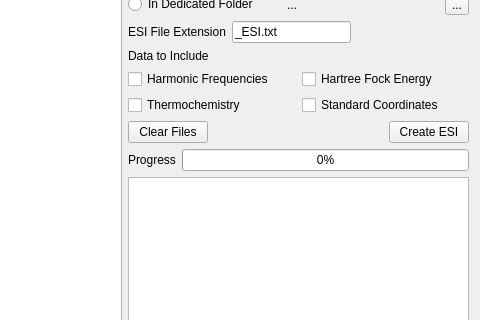
First picture: the form in Geac/geac.ui, repository LaTruelle/Geac, before the edit; both pictures show x 231 to 711 and y 91 to 411 of the 711 by 553 pixel window.
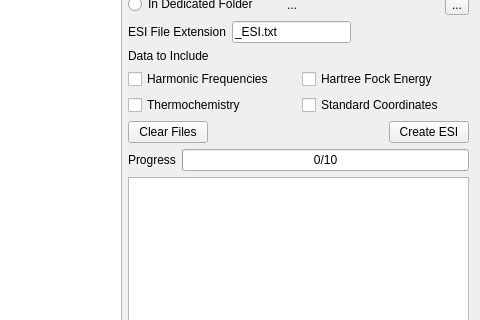
Second picture: the form after the edit. Icons and pictures are not drawn.

```diff
--- a/Geac/geac.ui
+++ b/Geac/geac.ui
@@ -182,9 +182,15 @@
             <property name="enabled">
              <bool>true</bool>
             </property>
+            <property name="maximum">
+             <number>10</number>
+            </property>
             <property name="value">
              <number>0</number>
             </property>
+            <property name="format">
+             <string>%v/%m</string>
+            </property>
            </widget>
           </item>
          </layout>
```
Left out of the diff: 2 changed lines with no effect on the pictures.
